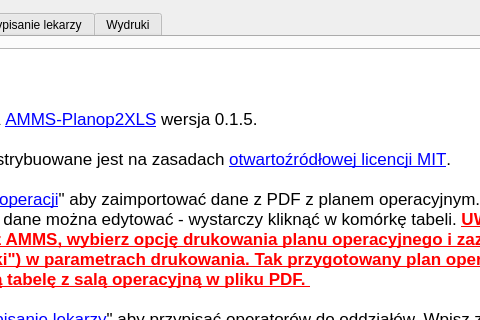
First picture: the form in amms_planop2xls/mainwindow.ui, repository mpasternak/amms-planop2xls, before the edit; both pictures show x 256 to 736 and y 0 to 320 of the 914 by 676 pixel window.
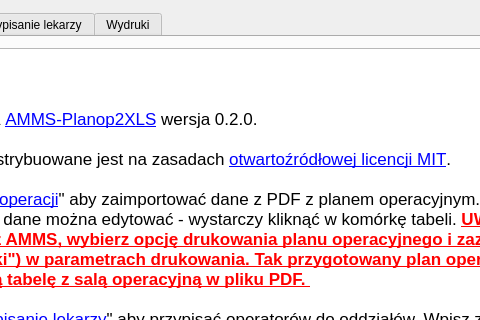
Second picture: the form after the edit. Icons and pictures are not drawn.

```diff
--- a/amms_planop2xls/mainwindow.ui
+++ b/amms_planop2xls/mainwindow.ui
@@ -40,7 +40,7 @@
 &lt;/style&gt;&lt;/head&gt;&lt;body style=&quot; font-family:'.SF NS Text'; font-size:13pt; font-weight:400; font-style:normal;&quot;&gt;
 &lt;p style=&quot; margin-top:0px; margin-bottom:0px; margin-left:0px; margin-right:0px; -qt-block-indent:0; text-indent:0px;&quot;&gt;&lt;span style=&quot; font-size:18pt; font-weight:600;&quot;&gt;Instrukcja obsługi&lt;/span&gt;&lt;/p&gt;
 &lt;p style=&quot;-qt-paragraph-type:empty; margin-top:0px; margin-bottom:0px; margin-left:0px; margin-right:0px; -qt-block-indent:0; text-indent:0px; font-size:18pt; font-weight:600;&quot;&gt;&lt;br /&gt;&lt;/p&gt;
-&lt;p style=&quot; margin-top:0px; margin-bottom:0px; margin-left:0px; margin-right:0px; -qt-block-indent:0; text-indent:0px;&quot;&gt;Korzystasz z oprogramowania &lt;a href=&quot;https://github.com/mpasternak/amms-planop2xls&quot;&gt;&lt;span style=&quot; text-decoration: underline; color:#0000ff;&quot;&gt;AMMS-Planop2XLS&lt;/span&gt;&lt;/a&gt; wersja 0.1.5. &lt;/p&gt;
+&lt;p style=&quot; margin-top:0px; margin-bottom:0px; margin-left:0px; margin-right:0px; -qt-block-indent:0; text-indent:0px;&quot;&gt;Korzystasz z oprogramowania &lt;a href=&quot;https://github.com/mpasternak/amms-planop2xls&quot;&gt;&lt;span style=&quot; text-decoration: underline; color:#0000ff;&quot;&gt;AMMS-Planop2XLS&lt;/span&gt;&lt;/a&gt; wersja 0.2.0. &lt;/p&gt;
 &lt;p style=&quot;-qt-paragraph-type:empty; margin-top:0px; margin-bottom:0px; margin-left:0px; margin-right:0px; -qt-block-indent:0; text-indent:0px;&quot;&gt;&lt;br /&gt;&lt;/p&gt;
 &lt;p style=&quot; margin-top:0px; margin-bottom:0px; margin-left:0px; margin-right:0px; -qt-block-indent:0; text-indent:0px;&quot;&gt;Niniejsze oprogramowanie dystrybuowane jest na zasadach &lt;a href=&quot;https://pl.wikipedia.org/wiki/Licencja_MIT&quot;&gt;&lt;span style=&quot; text-decoration: underline; color:#0000ff;&quot;&gt;otwartoźródłowej licencji MIT&lt;/span&gt;&lt;/a&gt;. &lt;/p&gt;
 &lt;p style=&quot;-qt-paragraph-type:empty; margin-top:0px; margin-bottom:0px; margin-left:0px; margin-right:0px; -qt-block-indent:0; text-indent:0px;&quot;&gt;&lt;br /&gt;&lt;/p&gt;
```
